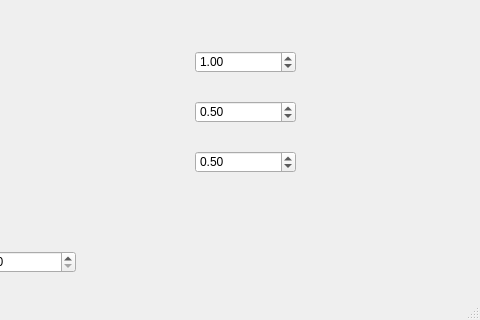
Above: forms/software-quality-model.ui from CDovgal/software-quality-model before the change; both pictures show x 385 to 865 and y 139 to 459 of the 865 by 459 pixel window. Below: the same form after it.
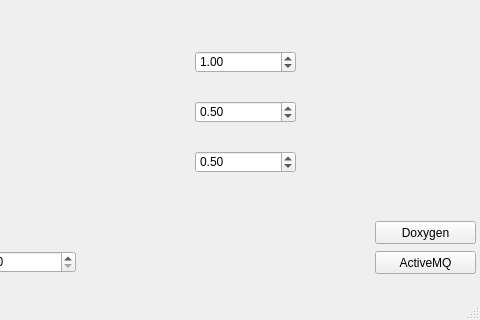
That is the form after the change. Icons and pictures are not drawn.

Diff of the .ui file:
```diff
--- a/forms/software-quality-model.ui
+++ b/forms/software-quality-model.ui
@@ -220,6 +220,32 @@
      <string>Ймовірність, що програмне забезпечення є</string>
     </property>
    </widget>
+   <widget class="QPushButton" name="mp_button_activemq">
+    <property name="geometry">
+     <rect>
+      <x>760</x>
+      <y>390</y>
+      <width>101</width>
+      <height>23</height>
+     </rect>
+    </property>
+    <property name="text">
+     <string>ActiveMQ</string>
+    </property>
+   </widget>
+   <widget class="QPushButton" name="mp_button_doxygen">
+    <property name="geometry">
+     <rect>
+      <x>760</x>
+      <y>360</y>
+      <width>101</width>
+      <height>23</height>
+     </rect>
+    </property>
+    <property name="text">
+     <string>Doxygen</string>
+    </property>
+   </widget>
   </widget>
   <widget class="QMenuBar" name="menubar">
    <property name="geometry">
```
